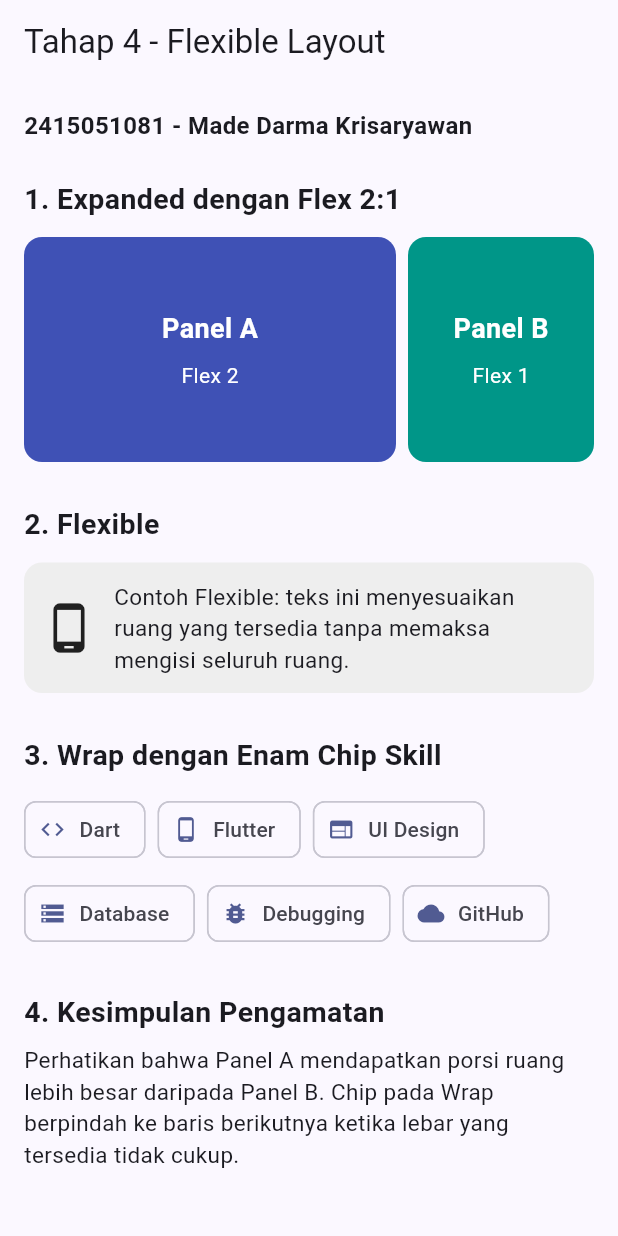
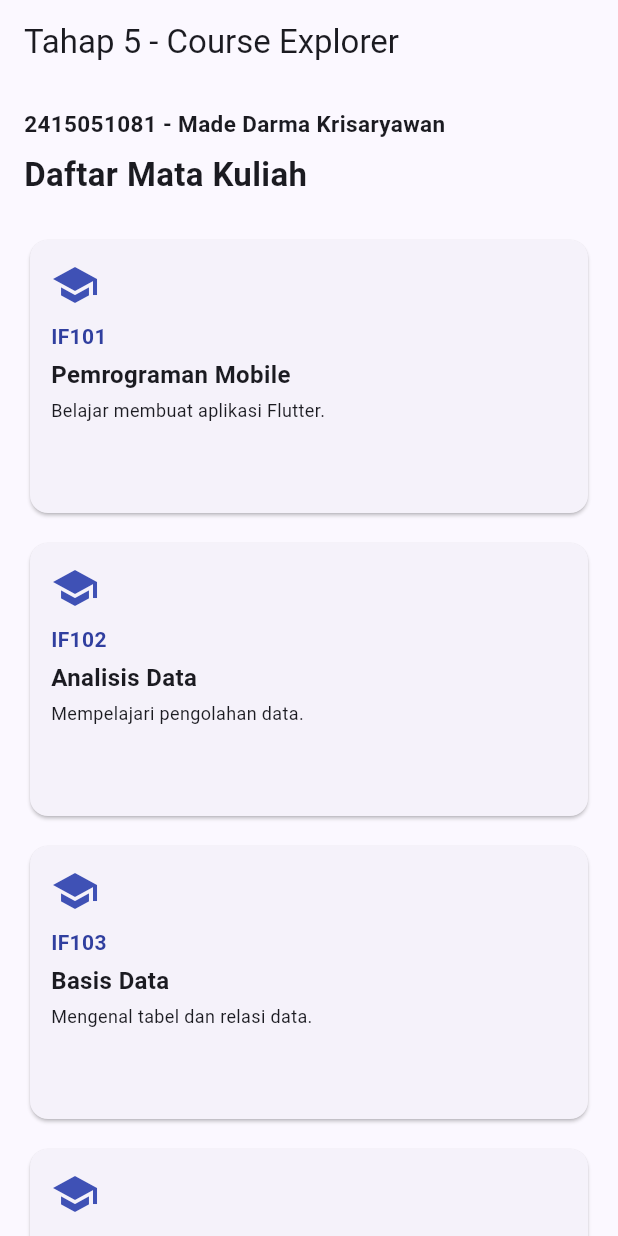
Before and after one commit to darmakrisaryawan-sys/flutter_ui_fundamentals, a Flutter app: the screen it shows after launch, on a phone screen of 412 x 824 dp. Run offline on Flutter 3.47's test engine with Material 3 defaults, Android fonts, the phone set to English and light mode, and no system bars.

Commit message:
Praktikum tahap 5: implementasi responsive GridView

```diff
--- a/lib/main.dart
+++ b/lib/main.dart
@@ -2,6 +2,39 @@ import 'package:flutter/material.dart';
 
 const String studentName = 'Made Darma Krisaryawan';
 const String studentId = '2415051081';
+
+const List<Map<String, String>> courses = [
+  {
+    'code': 'IF101',
+    'title': 'Pemrograman Mobile',
+    'description': 'Belajar membuat aplikasi Flutter.',
+  },
+  {
+    'code': 'IF102',
+    'title': 'Analisis Data',
+    'description': 'Mempelajari pengolahan data.',
+  },
+  {
+    'code': 'IF103',
+    'title': 'Basis Data',
+    'description': 'Mengenal tabel dan relasi data.',
+  },
+  {
+    'code': 'IF104',
+    'title': 'Jaringan Komputer',
+    'description': 'Mempelajari jaringan dan protokol.',
+  },
+  {
+    'code': 'IF105',
+    'title': 'Pemrograman Web',
+    'description': 'Membangun aplikasi berbasis web.',
+  },
+  {
+    'code': 'IF106',
+    'title': 'Kecerdasan Buatan',
+    'description': 'Mengenal konsep AI dan penerapannya.',
+  },
+];
 
 void main() {
   runApp(const MyApp());
@@ -14,151 +47,133 @@ class MyApp extends StatelessWidget {
   Widget build(BuildContext context) {
     return MaterialApp(
       debugShowCheckedModeBanner: false,
-      title: 'Tahap 4 - Flexible Layout',
+      title: 'Tahap 5 - Responsive Grid',
       theme: ThemeData(
         colorScheme: ColorScheme.fromSeed(seedColor: Colors.indigo),
         useMaterial3: true,
       ),
-      home: const FlexibleLayoutPage(),
+      home: const CoursesPage(),
     );
   }
 }
 
-class FlexibleLayoutPage extends StatelessWidget {
-  const FlexibleLayoutPage({super.key});
+class CoursesPage extends StatelessWidget {
+  const CoursesPage({super.key});
+
+  int columnsFor(double width) {
+    if (width < 600) return 1;
+    if (width < 840) return 2;
+    return 3;
+  }
 
   @override
   Widget build(BuildContext context) {
     return Scaffold(
-      appBar: AppBar(title: const Text('Tahap 4 - Flexible Layout')),
-      body: SingleChildScrollView(
-        padding: const EdgeInsets.all(16),
+      appBar: AppBar(title: const Text('Tahap 5 - Course Explorer')),
+      body: Column(
+        children: [
+          Padding(
+            padding: const EdgeInsets.fromLTRB(16, 16, 16, 8),
+            child: Align(
+              alignment: Alignment.centerLeft,
               child: Column(
-          crossAxisAlignment: CrossAxisAlignment.stretch,
+                crossAxisAlignment: CrossAxisAlignment.start,
                 children: [
                   const Text(
                     '$studentId - $studentName',
-              style: TextStyle(fontSize: 16, fontWeight: FontWeight.bold),
+                    style: TextStyle(fontWeight: FontWeight.bold, fontSize: 15),
                   ),
-            const SizedBox(height: 24),
-
+                  const SizedBox(height: 8),
                   const Text(
-              '1. Expanded dengan Flex 2:1',
-              style: TextStyle(fontSize: 19, fontWeight: FontWeight.bold),
-            ),
-            const SizedBox(height: 12),
-
-            SizedBox(
-              height: 150,
-              child: Row(
-                children: [
-                  Expanded(
-                    flex: 2,
-                    child: buildPanel('Panel A', 'Flex 2', Colors.indigo),
-                  ),
-                  const SizedBox(width: 8),
-                  Expanded(
-                    flex: 1,
-                    child: buildPanel('Panel B', 'Flex 1', Colors.teal),
+                    'Daftar Mata Kuliah',
+                    style: TextStyle(fontSize: 22, fontWeight: FontWeight.bold),
                   ),
                 ],
               ),
             ),
+          ),
+          Expanded(
+            child: LayoutBuilder(
+              builder: (context, constraints) {
+                final columns = columnsFor(constraints.maxWidth);
 
-            const SizedBox(height: 28),
+                return GridView.builder(
+                  padding: const EdgeInsets.all(16),
+                  itemCount: courses.length,
+                  gridDelegate: SliverGridDelegateWithFixedCrossAxisCount(
+                    crossAxisCount: columns,
+                    crossAxisSpacing: 12,
+                    mainAxisSpacing: 12,
+                    mainAxisExtent: 190,
+                  ),
+                  itemBuilder: (context, index) {
+                    final course = courses[index];
 
-            const Text(
-              '2. Flexible',
-              style: TextStyle(fontSize: 19, fontWeight: FontWeight.bold),
-            ),
-            const SizedBox(height: 12),
-
-            Container(
-              padding: const EdgeInsets.all(12),
-              decoration: BoxDecoration(
-                color: Colors.grey.shade200,
-                borderRadius: BorderRadius.circular(12),
-              ),
-              child: Row(
-                children: [
-                  const Icon(Icons.phone_android, size: 36),
-                  const SizedBox(width: 12),
-                  Flexible(
-                    child: Text(
-                      'Contoh Flexible: teks ini menyesuaikan '
-                      'ruang yang tersedia tanpa memaksa '
-                      'mengisi seluruh ruang.',
-                      style: const TextStyle(fontSize: 15),
+                    return CourseCard(
+                      code: course['code']!,
+                      title: course['title']!,
+                      description: course['description']!,
+                    );
+                  },
+                );
+              },
             ),
           ),
         ],
       ),
+    );
+  }
+}
+
+class CourseCard extends StatelessWidget {
+  final String code;
+  final String title;
+  final String description;
+
+  const CourseCard({
+    super.key,
+    required this.code,
+    required this.title,
+    required this.description,
+  });
+
+  @override
+  Widget build(BuildContext context) {
+    return Card(
+      clipBehavior: Clip.antiAlias,
+      child: Padding(
+        padding: const EdgeInsets.all(14),
+        child: Column(
+          crossAxisAlignment: CrossAxisAlignment.start,
+          children: [
+            const Icon(Icons.school, size: 32, color: Colors.indigo),
+            const SizedBox(height: 8),
+            Text(
+              code,
+              style: TextStyle(
+                color: Colors.indigo.shade700,
+                fontWeight: FontWeight.bold,
               ),
-
-            const SizedBox(height: 28),
-
-            const Text(
-              '3. Wrap dengan Enam Chip Skill',
-              style: TextStyle(fontSize: 19, fontWeight: FontWeight.bold),
             ),
-            const SizedBox(height: 12),
-
-            Wrap(
-              spacing: 8,
-              runSpacing: 8,
-              children: const [
-                Chip(avatar: Icon(Icons.code), label: Text('Dart')),
-                Chip(avatar: Icon(Icons.phone_android), label: Text('Flutter')),
-                Chip(avatar: Icon(Icons.web), label: Text('UI Design')),
-                Chip(avatar: Icon(Icons.storage), label: Text('Database')),
-                Chip(avatar: Icon(Icons.bug_report), label: Text('Debugging')),
-                Chip(avatar: Icon(Icons.cloud), label: Text('GitHub')),
-              ],
+            const SizedBox(height: 4),
+            Text(
+              title,
+              maxLines: 2,
+              overflow: TextOverflow.ellipsis,
+              style: const TextStyle(fontSize: 16, fontWeight: FontWeight.bold),
             ),
-
-            const SizedBox(height: 28),
-
-            const Text(
-              '4. Kesimpulan Pengamatan',
-              style: TextStyle(fontSize: 19, fontWeight: FontWeight.bold),
+            const SizedBox(height: 4),
+            Expanded(
+              child: Text(
+                description,
+                maxLines: 2,
+                overflow: TextOverflow.ellipsis,
+                style: const TextStyle(fontSize: 12),
               ),
-            const SizedBox(height: 8),
-            const Text(
-              'Perhatikan bahwa Panel A mendapatkan '
-              'porsi ruang lebih besar daripada Panel B. '
-              'Chip pada Wrap berpindah ke baris berikutnya '
-              'ketika lebar yang tersedia tidak cukup.',
-              style: TextStyle(fontSize: 15),
             ),
           ],
         ),
       ),
     );
   }
-
-  Widget buildPanel(String title, String subtitle, Color color) {
-    return Container(
-      width: double.infinity,
-      padding: const EdgeInsets.all(12),
-      decoration: BoxDecoration(
-        color: color,
-        borderRadius: BorderRadius.circular(12),
-      ),
-      child: Column(
-        mainAxisAlignment: MainAxisAlignment.center,
-        children: [
-          Text(
-            title,
-            style: const TextStyle(
-              color: Colors.white,
-              fontWeight: FontWeight.bold,
-              fontSize: 18,
-            ),
-          ),
-          const SizedBox(height: 8),
-          Text(subtitle, style: const TextStyle(color: Colors.white)),
-        ],
-      ),
-    );
 }
-}
```
Lines whose indentation alone changed are shown as unchanged.
